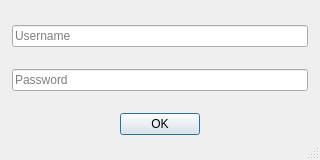
Above: logindialog.ui from liolok/Inventory-Management before the change. Below: the same form after it.
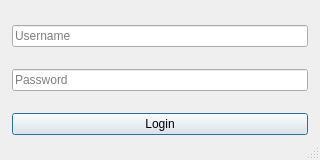
That is the form after the change.

Commit message: remove unneeded ui members in login dialog

The edit to the form file:
```diff
--- a/logindialog.ui
+++ b/logindialog.ui
@@ -83,12 +83,9 @@
      </widget>
     </item>
     <item row="3" column="0">
-     <widget class="QDialogButtonBox" name="loginButton">
-      <property name="standardButtons">
-       <set>QDialogButtonBox::Ok</set>
-      </property>
-      <property name="centerButtons">
-       <bool>true</bool>
+     <widget class="QPushButton" name="loginButton">
+      <property name="text">
+       <string>Login</string>
       </property>
      </widget>
     </item>
```
The commit also changes 2 other files.
